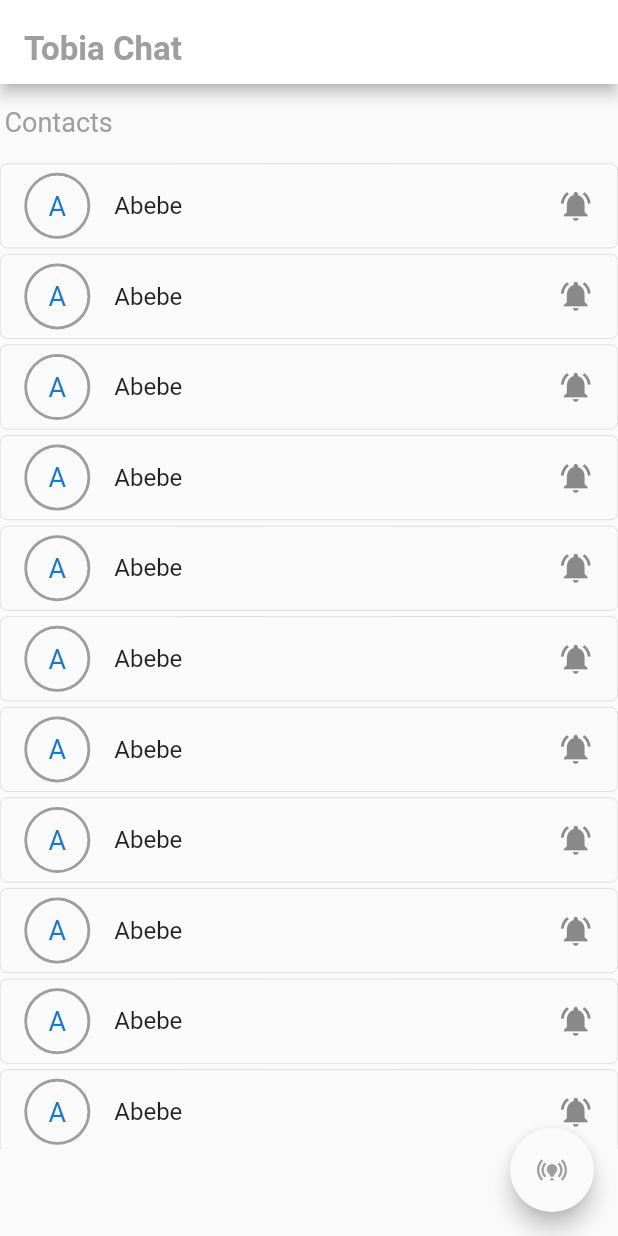
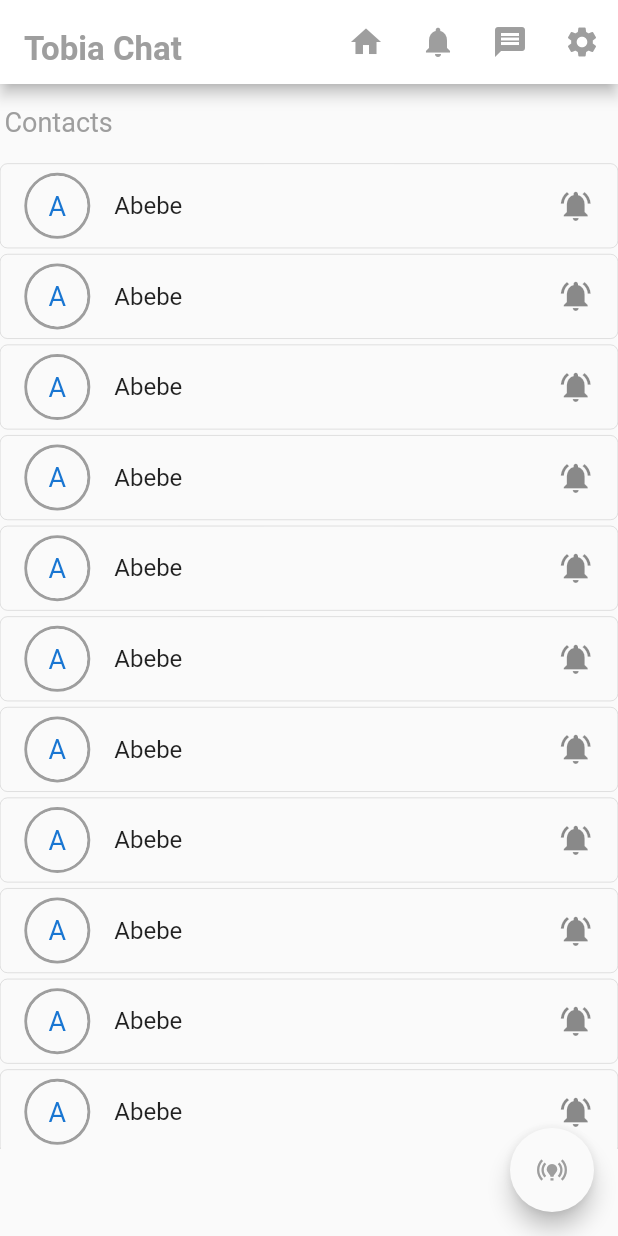
Before and after one commit to robel-milashu/RealChat, a Flutter app: the screen it shows after launch, after a tap on the "online prediction" icon, on a phone screen of 412 x 824 dp. Run offline on Flutter 3.47's test engine with Material 2 defaults, Android fonts, the phone set to English and light mode, and no system bars; network calls fail.

Commit message:
home icons

```diff
--- a/lib/screens/Home.dart
+++ b/lib/screens/Home.dart
@@ -39,6 +39,32 @@ class _MyHomePageState extends State<MyHomePage> {
                 fontSize: 22, fontWeight: FontWeight.bold, color: Colors.grey),
           ),
         ),
+        actions: [
+          IconButton(
+              icon: Icon(
+                Icons.home,
+                color: Colors.grey,
+              ),
+              onPressed: () {}),
+          IconButton(
+              icon: Icon(
+                Icons.notifications,
+                color: Colors.grey,
+              ),
+              onPressed: () {}),
+          IconButton(
+              icon: Icon(
+                Icons.message,
+                color: Colors.grey,
+              ),
+              onPressed: () {}),
+          IconButton(
+              icon: Icon(
+                Icons.settings,
+                color: Colors.grey,
+              ),
+              onPressed: () {}),
+        ],
       ),
 
       body: online
--- /dev/null
+++ b/lib/service/Session.dart
@@ -0,0 +1 @@
+class Session {}
```
